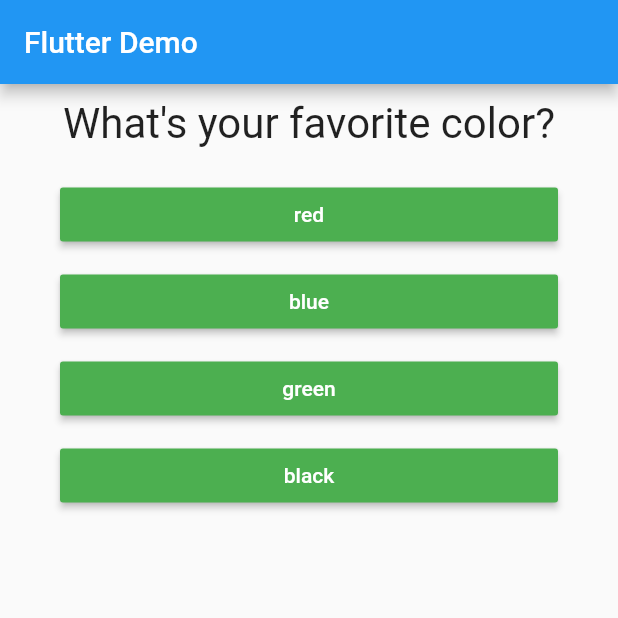
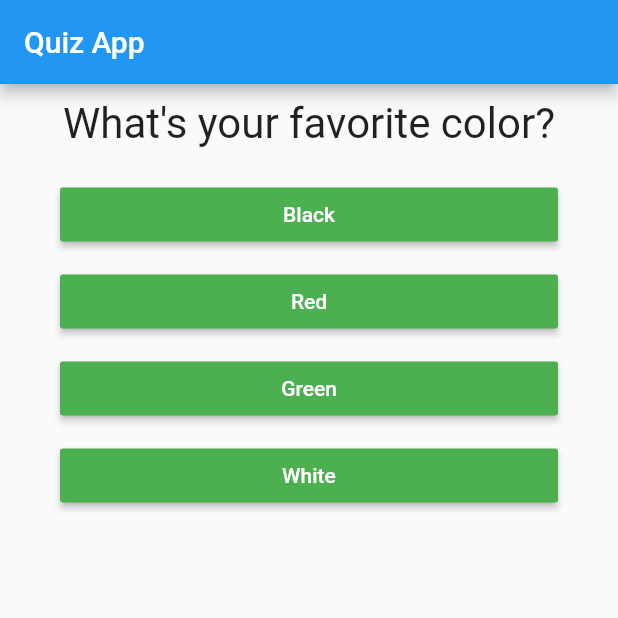
Before and after one commit to Mridul2820/quiz-app-flutter, a Flutter app: the screen it shows after launch, on a phone screen of 412 x 824 dp, the top half of it. Run offline on Flutter 3.47's test engine with Material 2 defaults, Android fonts, the phone set to English and light mode, and no system bars.

Commit message:
quiz app result show

```diff
--- a/lib/main.dart
+++ b/lib/main.dart
@@ -15,28 +15,51 @@ class MyApp extends StatefulWidget {
 }
 
 class MyAppState extends State<MyApp> {
-  static const _questions = [
+  final _questions = const [
     {
       'questionText': 'What\'s your favorite color?',
-      'answers': ['red', 'blue', 'green', 'black']
+      'answers': [
+        {'text': 'Black', 'score': 10},
+        {'text': 'Red', 'score': 5},
+        {'text': 'Green', 'score': 3},
+        {'text': 'White', 'score': 1},
+      ],
     },
     {
       'questionText': 'What\'s your favorite animal?',
-      'answers': ['dog', 'cat', 'pig', 'cow']
+      'answers': [
+        {'text': 'Rabbit', 'score': 3},
+        {'text': 'Snake', 'score': 11},
+        {'text': 'Elephant', 'score': 5},
+        {'text': 'Lion', 'score': 9},
+      ],
     },
     {
-      'questionText': 'What\'s your favorite food?',
-      'answers': ['pizza', 'burger', 'sushi', 'pasta']
-    }
+      'questionText': 'Who\'s your favorite food?',
+      'answers': [
+        {'text': 'Pasta', 'score': 1},
+        {'text': 'Burger', 'score': 1},
+        {'text': 'Pizza', 'score': 1},
+        {'text': 'Sushi', 'score': 1},
+      ],
+    },
   ];
   var _questionIndex = 0;
+  var _totalScore = 0;
 
-  void _answerQuestion() {
-    if (_questionIndex < _questions.length) {
-      setState(() {
-        _questionIndex++;
-      });
-    }
+  void _resetQuiz() {
+    setState(() {
+      _questionIndex = 0;
+      _totalScore = 0;
+    });
+  }
+
+  void _answerQuestion(int score) {
+    _totalScore += score;
+
+    setState(() {
+      _questionIndex++;
+    });
   }
 
   @override
@@ -44,7 +67,7 @@ class MyAppState extends State<MyApp> {
     return MaterialApp(
       home: Scaffold(
         appBar: AppBar(
-          title: Text('Flutter Demo'),
+          title: Text('Quiz App'),
         ),
         body: _questionIndex < _questions.length
             ? Quiz(
@@ -52,7 +75,7 @@ class MyAppState extends State<MyApp> {
                 questionIndex: _questionIndex,
                 questions: _questions,
               )
-            : Result(),
+            : Result(_totalScore, _resetQuiz),
       ),
     );
   }
--- a/lib/quiz.dart
+++ b/lib/quiz.dart
@@ -6,7 +6,7 @@ import './answer.dart';
 class Quiz extends StatelessWidget {
   final List<Map<String, Object>> questions;
   final int questionIndex;
-  final VoidCallback answerQuestion;
+  final Function answerQuestion;
 
   Quiz(
       {required this.questions,
@@ -18,8 +18,10 @@ class Quiz extends StatelessWidget {
     return Column(
       children: [
         Question(questions[questionIndex]['questionText'] as String),
-        ...(questions[questionIndex]['answers'] as List<String>).map((answer) {
-          return Answer(answerQuestion, answer);
+        ...(questions[questionIndex]['answers'] as List<Map<String, Object>>)
+            .map((answer) {
+          return Answer(
+              () => answerQuestion(answer['score']), answer['text'] as String);
         }).toList()
       ],
     );
```
Also changed, not shown: lib/result.dart (+34 -1 lines).
